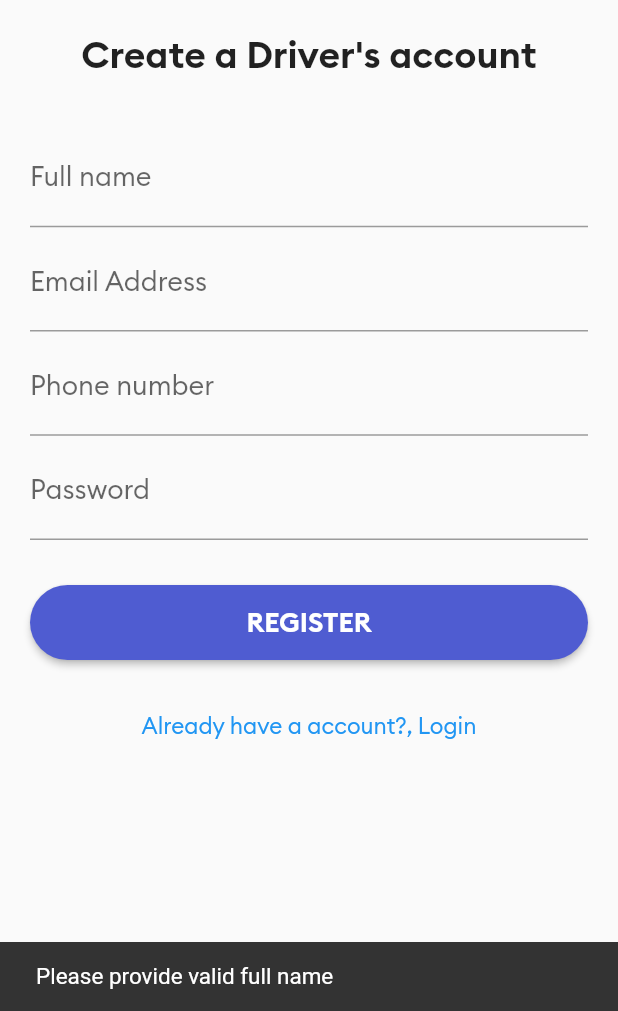
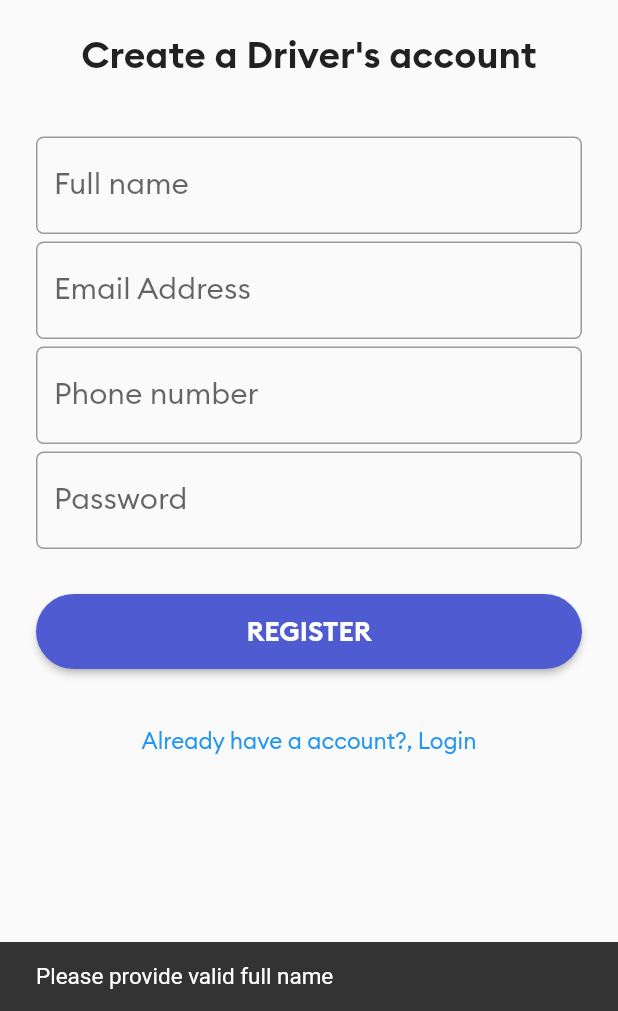
Before and after one commit to Ritsz123/F-Taxi-driver, a Flutter app: the RegistrationScreen screen opened by its route, after a tap on "REGISTER", on a phone screen of 412 x 824 dp, the part 225-1236 px from its top. Run offline on Flutter 3.47's test engine with Material 2 defaults, Android fonts, the phone set to English and light mode, and no system bars; our stand-ins replace connectivity, firebase_auth, firebase_core, firebase_database, firebase_messaging, geolocator and 3 more; missing offline and left inert: flutter_geofire; accounts and stored records are empty.

Commit message:
refactor registrationScreen

```diff
--- a/lib/screens/loginScreen.dart
+++ b/lib/screens/loginScreen.dart
@@ -1,5 +1,4 @@
 import 'package:connectivity/connectivity.dart';
-import 'package:firebase_auth/firebase_auth.dart';
 import 'package:flutter/material.dart';
 import 'package:uber_driver_app/Colors.dart';
 import 'package:uber_driver_app/globals.dart';
--- a/lib/screens/registrationScreen.dart
+++ b/lib/screens/registrationScreen.dart
@@ -1,10 +1,7 @@
-import 'package:firebase_auth/firebase_auth.dart';
-import 'package:firebase_database/firebase_database.dart';
 import 'package:flutter/material.dart';
 import 'package:uber_driver_app/Colors.dart';
-import 'package:uber_driver_app/globals.dart';
 import 'package:uber_driver_app/screens/loginScreen.dart';
-import 'package:uber_driver_app/screens/vehicleInfoScreen.dart';
+import 'package:uber_driver_app/widgets/input_field.dart';
 import 'package:uber_driver_app/widgets/progressIndicator.dart';
 import 'package:uber_driver_app/widgets/taxiButton.dart';
 import 'package:velocity_x/velocity_x.dart';
@@ -18,69 +15,13 @@ class RegistrationScreen extends StatefulWidget {
 }
 
 class _RegistrationScreenState extends State<RegistrationScreen> {
-  final FirebaseAuth _auth = FirebaseAuth.instance;
   final GlobalKey<ScaffoldState> scaffoldKey = GlobalKey<ScaffoldState>();
-  var fullNameController = TextEditingController();
-  var phoneController = TextEditingController();
-  var emailController = TextEditingController();
-  var passwordController = TextEditingController();
+
+  String _name = '';
+  String _email = '';
+  String _password = '';
+  String _phone = '';
   bool isLoading = false;
-
-  void validateRegistration() async {
-//                        check network connection
-    var connResult = await Connectivity().checkConnectivity();
-    if (connResult != ConnectivityResult.mobile &&
-        connResult != ConnectivityResult.wifi) {
-      showSnackBar("No Internet connectivity");
-      return;
-    }
-    if (fullNameController.text.length < 5) {
-      showSnackBar("Please provide valid full name");
-    } else if (phoneController.text.length != 10) {
-      showSnackBar("Please provide valid phone number");
-    } else if (!emailController.text.contains('@')) {
-      showSnackBar("please provide valid email address");
-    } else if (passwordController.text.length < 6) {
-      showSnackBar("password length should be more than 6 characters");
-    } else {
-      showDialog(
-        barrierDismissible: false,
-        context: context,
-        builder: (context) => ProgressDialog(status: "Registering user...."),
-      );
-      registerUser();
-    }
-  }
-
-  void registerUser() async {
-    User? user;
-    try {
-      user = (await _auth.createUserWithEmailAndPassword(
-        email: emailController.text,
-        password: passwordController.text,
-      ))
-          .user;
-    } on FirebaseAuthException catch (e) {
-      Navigator.pop(context);
-      showSnackBar(e.message!);
-    }
-
-    if (user != null) {
-      print('Driver Registration Successful');
-      DatabaseReference newUserRef =
-          FirebaseDatabase.instance.reference().child('drivers/${user.uid}');
-//        prepare data to be saved in database
-      Map userMap = {
-        'fullname': fullNameController.text,
-        'email': emailController.text,
-        'phone': phoneController.text,
-      };
-      await newUserRef.set(userMap);
-      currentFirebaseUser = user;
-//        take user to nextpage
-      Navigator.pushNamed(context, VehicleInfoScreen.id);
-    }
-  }
 
   void showSnackBar(String title) {
     final snackBar = SnackBar(
@@ -106,97 +47,22 @@ class _RegistrationScreenState extends State<RegistrationScreen> {
                 image: AssetImage("assets/images/logo.png"),
               ),
               20.heightBox,
-              "Create a Driver's account"
-                  .text
-                  .size(25)
-                  .fontFamily('Brand-Bold')
-                  .make(),
+              "Create a Driver's account".text.size(25).fontFamily('Brand-Bold').make(),
               15.heightBox,
               Column(
                 children: [
-                  TextField(
-                    controller: fullNameController,
-                    keyboardType: TextInputType.text,
-                    decoration: InputDecoration(
-                      labelText: 'Full name',
-                      labelStyle: TextStyle(
-                        fontSize: 18,
-                      ),
-                      hintStyle: TextStyle(
-                        color: Colors.grey,
-                        fontSize: 14,
-                      ),
-                    ),
-                    style: TextStyle(
-                      fontSize: 18,
-                    ),
-                  ),
-                  5.heightBox,
-                  TextField(
-                    controller: emailController,
-                    keyboardType: TextInputType.emailAddress,
-                    decoration: InputDecoration(
-                      labelText: 'Email Address',
-                      labelStyle: TextStyle(
-                        fontSize: 18,
-                      ),
-                      hintStyle: TextStyle(
-                        color: Colors.grey,
-                        fontSize: 14,
-                      ),
-                    ),
-                    style: TextStyle(
-                      fontSize: 18,
-                    ),
-                  ),
-                  5.heightBox,
-                  TextField(
-                    controller: phoneController,
-                    keyboardType: TextInputType.number,
-                    decoration: InputDecoration(
-                      labelText: 'Phone number',
-                      labelStyle: TextStyle(
-                        fontSize: 18,
-                      ),
-                      hintStyle: TextStyle(
-                        color: Colors.grey,
-                        fontSize: 14,
-                      ),
-                    ),
-                    style: TextStyle(
-                      fontSize: 18,
-                    ),
-                  ),
-                  5.heightBox,
-                  TextField(
-                    controller: passwordController,
-                    obscureText: true,
-                    decoration: InputDecoration(
-                      labelText: 'Password',
-                      labelStyle: TextStyle(
-                        fontSize: 18,
-                      ),
-                      hintStyle: TextStyle(
-                        color: Colors.grey,
-                        fontSize: 14,
-                      ),
-                    ),
-                    style: TextStyle(
-                      fontSize: 18,
-                    ),
-                  ),
+                  _registrationForm(),
                   30.heightBox,
                   TaxiButton(
-                    onPressed: validateRegistration,
+                    onPressed: registerUser,
                     buttonText: "Register",
                     color: MyColors.colorAccentPurple,
                   ),
                 ],
-              ).p20(),
+              ).p24(),
               TextButton(
                 onPressed: () {
-                  Navigator.pushNamedAndRemoveUntil(
-                      context, LoginScreen.id, (route) => false);
+                  Navigator.pushNamedAndRemoveUntil(context, LoginScreen.id, (route) => false);
                 },
                 child: "Already have a account?, Login".text.size(15).make(),
               ),
@@ -206,4 +72,100 @@ class _RegistrationScreenState extends State<RegistrationScreen> {
       ),
     );
   }
+
+  Widget _registrationForm() {
+    return Column(
+      children: [
+        InputField(
+          labelText: 'Full name',
+          onValueChange: (e) {},
+        ),
+        5.heightBox,
+        InputField(
+          labelText: 'Email Address',
+          keyboardType: TextInputType.emailAddress,
+          onValueChange: (e) {},
+        ),
+        5.heightBox,
+        InputField(
+          labelText: 'Phone number',
+          keyboardType: TextInputType.number,
+          onValueChange: (v){},
+        ),
+        5.heightBox,
+        InputField(
+          labelText: 'Password',
+          obscureText: true,
+          onValueChange: (String value) {
+            // _password = value;
+          },
+        ),
+      ],
+    );
+  }
+
+  Future<bool> validateRegistration() async {
+//   check network connection
+    var connResult = await Connectivity().checkConnectivity();
+    if (connResult != ConnectivityResult.mobile &&
+        connResult != ConnectivityResult.wifi) {
+      showSnackBar("No Internet connectivity");
+      return false;
+    }
+    if (_name.length < 5) {
+      showSnackBar("Please provide valid full name");
+      return false;
+    } else if (_phone.length != 10) {
+      showSnackBar("Please provide valid phone number");
+      return false;
+    } else if (!RegExp(r"^[a-zA-Z0-9.a-zA-Z0-9.!#$%&'*+-/=?^_`{|}~]+@[a-zA-Z0-9]+\.[a-zA-Z]+").hasMatch(_email)) {
+      showSnackBar("please provide valid email address");
+      return false;
+    } else if (_password.length < 6) {
+      showSnackBar("password length should be more than 6 characters");
+      return false;
+    } else {
+      showDialog(
+        barrierDismissible: false,
+        context: context,
+        builder: (context) => ProgressDialog(status: "Registering user...."),
+      );
+    }
+    return true;
+  }
+
+  void registerUser() async {
+    final bool isFormValid = await validateRegistration();
+    if(!isFormValid) return;
+
+    try {
+      /*
+
+    Map<String, dynamic> response = await RequestHelper.postRequest(
+        url: serviceUrl.registerUser,
+        body: {
+          'name' : _name,
+          'email' : _email,
+          'phone' : _phone,
+          'password' : _password,
+        },
+      );
+
+      String authToken = response['body']['token'];
+      bool cached = await HelperMethods.cacheAuthToken(authToken);
+
+      if(cached) {
+        Provider.of<AppData>(context, listen: false).setAuthToken(authToken);
+      }
+
+      logger.i('User Registration Successful');
+
+      Navigator.pushNamed(context, VehicleInfoScreen.id);
+
+     */
+    } catch (e) {
+      Navigator.pop(context);
+      showSnackBar(e.toString());
+    }
+  }
 }
```
